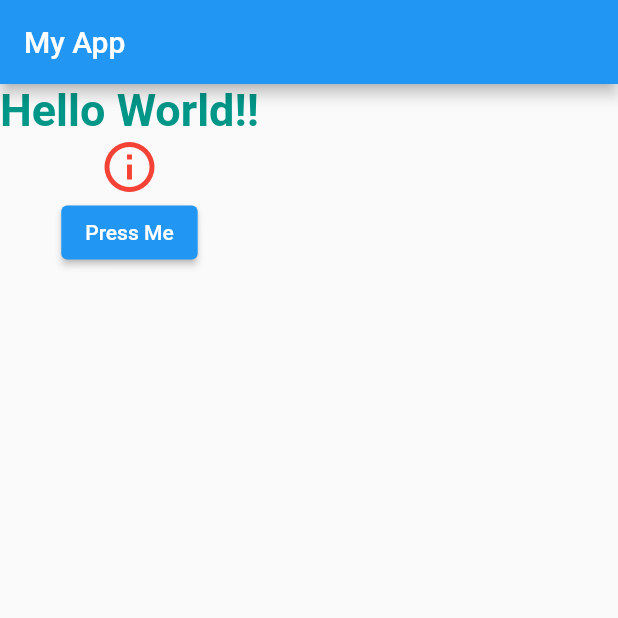
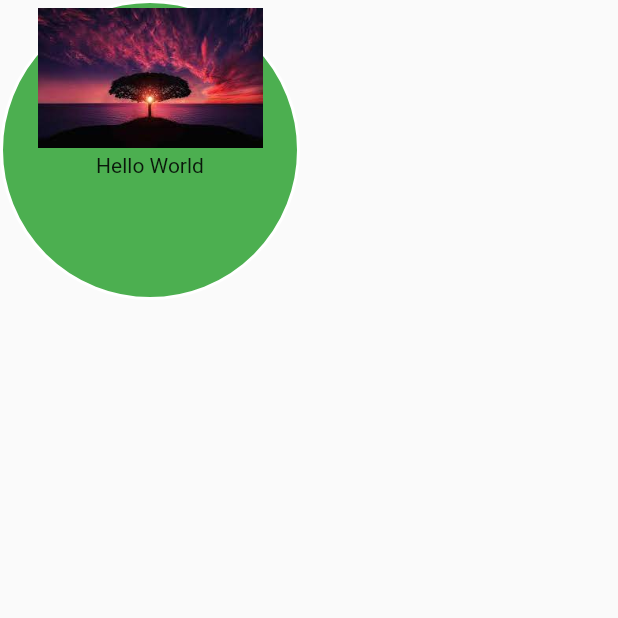
Before and after one commit to dnesbala/dart-flutter-fundamentals, a Flutter app: the screen it shows after launch, on a phone screen of 412 x 824 dp, the top half of it. Run offline on Flutter 3.47's test engine with Material 2 defaults, Android fonts, the phone set to English and light mode, and no system bars.

Commit message:
Container, Images

```diff
--- a/firstapp/lib/main.dart
+++ b/firstapp/lib/main.dart
@@ -19,30 +19,35 @@ class HomePage extends StatelessWidget {
   Widget build(BuildContext context) {
     return SafeArea(
       child: Scaffold(
-        appBar: AppBar(
-          title: Text("My App"),
-        ),
-        // use Column to display multiple widgets in a vertical direction
-        body: Column(
-          children: [
-            Text(
-              "Hello World!!",
-              style: TextStyle(
-                color: Colors.teal,
-                fontSize: 30.0,
-                fontWeight: FontWeight.w600,
-              ),
-            ),
-            Icon(Icons.info_outline, size: 40, color: Colors.red),
-            ElevatedButton(
-              onPressed: () {
-                print("Button Pressed");
-              },
-              child: Text("Press Me"),
-            ),
-          ],
-        ),
+        body: HomeScreen(),
       ),
     );
   }
 }
+
+class HomeScreen extends StatelessWidget {
+  const HomeScreen({super.key});
+
+  @override
+  Widget build(BuildContext context) {
+    return Container(
+      alignment: Alignment.center,
+      height: 200,
+      width: 200,
+      decoration: BoxDecoration(
+        color: Colors.green,
+        shape: BoxShape.circle,
+        borderRadius: BorderRadius.circular(20),
+        border: Border.all(color: Colors.white, width: 2),
+      ),
+      child: Column(
+        children: [
+          // Changes should be done in pubspec.yaml file for asset images
+          Image.asset("assets/tree.jpeg", height: 100, width: 150),
+          // Image.network("https://www.industrialempathy.com/img/remote/ZiClJf-1920w.jpg", height: 100, width: 150),
+          Text("Hello World"),
+        ],
+      ),
+    );
+  }
+}
```
Also changed, not shown: firstapp/pubspec.yaml (+4 -6 lines), firstapp/assets/tree.jpeg (added).
